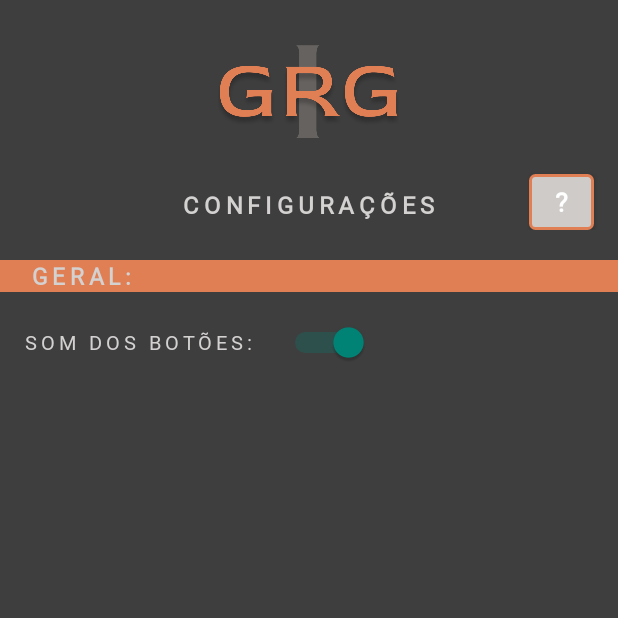
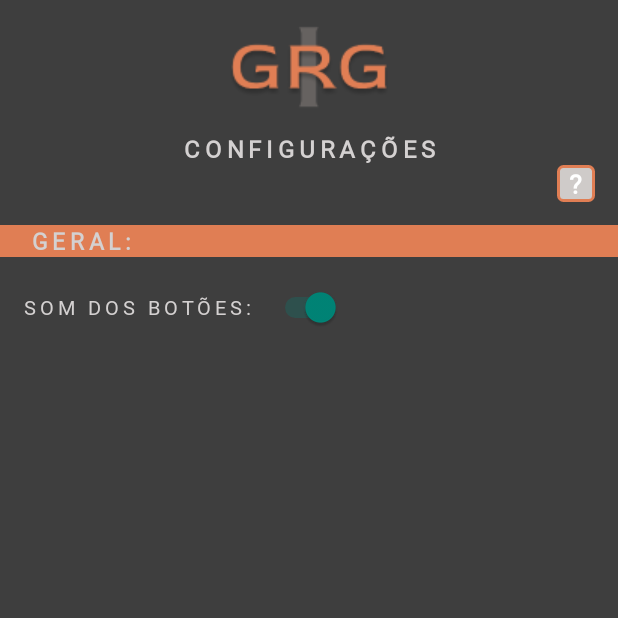
Before and after one commit to PedroKBarros/RPG_CL_Project, an Android app: the ConfiguracaoAppActivity screen opened directly, with no data from a screen before it, on a phone screen of 412 x 824 dp, the top half of it. Run offline under Robolectric (Android 15) with nearby library versions, the phone set to English and light mode, and no system bars.

Commit message:
Alterados layouts activity_configuracao e cabecalho_completo_telas_fora_jogo para que elas sejam compativeis com as diferentes dimensoes de telas dos dispositivos.

```diff
--- a/app/src/main/java/usuario/app/rpg_cl_project/ConfiguracaoAppActivity.java
+++ b/app/src/main/java/usuario/app/rpg_cl_project/ConfiguracaoAppActivity.java
@@ -9,6 +9,7 @@ import android.database.sqlite.SQLiteDatabase;
 import android.os.Bundle;
 import android.view.View;
 import android.widget.Button;
+import android.widget.LinearLayout;
 import android.widget.Switch;
 import android.widget.TextView;
 import android.widget.Toast;
@@ -33,13 +34,11 @@ public class ConfiguracaoAppActivity extends AppCompatActivity {
         setContentView(R.layout.activity_configuracao_app);
 
         switchConfigSomBotoes = (Switch) findViewById(R.id.swt_som_botoes);
-        ConstraintLayout header = (ConstraintLayout) findViewById(
-                                                                R.id.complete_header_out_play);
-        TextView headerTitle = (TextView) header.getViewById(R.id.txt_titulo_cabecalho);
+        TextView headerTitle = (TextView) findViewById(R.id.txt_titulo_cabecalho);
         headerTitle.setText("CONFIGURAÇÕES");
-        Button buttonHelp = (Button) header.getViewById(R.id.bt_ajuda_cabecalho);
+        TextView txtHelp = (TextView) findViewById(R.id.txt_ajuda_cabecalho);
 
-        buttonHelp.setOnClickListener(new View.OnClickListener(){
+        txtHelp.setOnClickListener(new View.OnClickListener(){
             @Override
             public void onClick(View v){
                 AlertDialog.Builder helpAlert = new AlertDialog.Builder(ConfiguracaoAppActivity.this);
--- a/app/src/main/res/layout/activity_configuracao_app.xml
+++ b/app/src/main/res/layout/activity_configuracao_app.xml
@@ -1,26 +1,27 @@
-<?xml version="1.0" encoding="utf-8"?>
-<LinearLayout xmlns:android="http://schemas.android.com/apk/res/android"
-    xmlns:app="http://schemas.android.com/apk/res-auto"
-    xmlns:tools="http://schemas.android.com/tools"
-    android:orientation="vertical"
+<ScrollView xmlns:android="http://schemas.android.com/apk/res/android"
     android:layout_width="match_parent"
     android:layout_height="match_parent"
-    android:background="@color/cor_fundo_activitys"
-    android:gravity="center_horizontal">
+    android:background="@color/cor_fundo_activitys">
+
+    <LinearLayout
+        android:layout_width="match_parent"
+        android:layout_height="match_parent"
+        android:orientation="vertical" >
 
     <include layout="@layout/cabecalho_completo_telas_fora_jogo" />
 
-
-    <ScrollView
-        android:layout_width="match_parent"
-        android:layout_height="match_parent"
-        android:background="@color/cor_fundo_activitys"
-        tools:context=".ConfiguracaoAppActivity">
-
-        <androidx.constraintlayout.widget.ConstraintLayout
+        <TextView
+            android:id="@+id/textView"
             android:layout_width="match_parent"
-            android:layout_height="match_parent"
-            android:paddingTop="20dp">
+            android:layout_height="wrap_content"
+            android:background="@color/cor_laranja_tematica"
+            android:fontFamily="@font/red_rose"
+            android:letterSpacing="0.2"
+            android:text="   GERAL:"
+            android:textAlignment="textStart"
+            android:textColor="@color/segunda_cor_texto"
+            android:textSize="15sp"
+            android:textStyle="bold" />
 
             <Switch
                 android:id="@+id/swt_som_botoes"
@@ -28,37 +29,13 @@
                 android:layout_height="wrap_content"
                 android:checked="true"
                 android:layout_marginTop="20dp"
+                android:layout_marginLeft="15dp"
                 android:fontFamily="@font/red_rose"
                 android:letterSpacing="0.2"
-                android:switchMinWidth="60dp"
-                android:switchPadding="18dp"
-                android:text="SOM DOS BOTÕES:"
+                android:text="SOM DOS BOTÕES:  "
                 android:textAlignment="textEnd"
                 android:textColor="@color/segunda_cor_texto"
-                android:textSize="13sp"
-                app:layout_constraintEnd_toEndOf="parent"
-                app:layout_constraintHorizontal_bias="0.089"
-                app:layout_constraintStart_toStartOf="parent"
-                app:layout_constraintTop_toBottomOf="@+id/textView" />
+                android:textSize="13sp" />
 
-            <TextView
-                android:id="@+id/textView"
-                android:layout_width="412dp"
-                android:layout_height="wrap_content"
-                android:background="@color/cor_laranja_tematica"
-                android:fontFamily="@font/red_rose"
-                android:letterSpacing="0.2"
-                android:text="   GERAL:"
-                android:textAlignment="textStart"
-                android:textColor="@color/segunda_cor_texto"
-                android:textSize="15sp"
-                android:textStyle="bold"
-                app:layout_constraintEnd_toEndOf="parent"
-                app:layout_constraintHorizontal_bias="1.0"
-                app:layout_constraintStart_toStartOf="parent"
-                app:layout_constraintTop_toTopOf="parent" />
-
-
-        </androidx.constraintlayout.widget.ConstraintLayout>
-    </ScrollView>
 </LinearLayout>
+</ScrollView>
--- a/app/src/main/res/layout/cabecalho_completo_telas_fora_jogo.xml
+++ b/app/src/main/res/layout/cabecalho_completo_telas_fora_jogo.xml
@@ -1,63 +1,43 @@
 <?xml version="1.0" encoding="utf-8"?>
-<androidx.constraintlayout.widget.ConstraintLayout xmlns:android="http://schemas.android.com/apk/res/android"
-    xmlns:app="http://schemas.android.com/apk/res-auto"
-    xmlns:tools="http://schemas.android.com/tools"
+<LinearLayout xmlns:android="http://schemas.android.com/apk/res/android"
     android:layout_width="match_parent"
     android:layout_height="wrap_content"
+    android:orientation="vertical"
     android:background="@color/cor_fundo_activitys"
     android:id="@+id/complete_header_out_play">
 
     <ImageView
         android:id="@+id/image_logo"
-        android:layout_width="227dp"
-        android:layout_height="112dp"
-        android:paddingLeft="20dp"
-        android:paddingTop="30dp"
-        android:paddingRight="20dp"
-        android:paddingBottom="20dp"
-        android:src="@drawable/logo"
-        app:layout_constraintBottom_toBottomOf="parent"
-        app:layout_constraintEnd_toEndOf="parent"
-        app:layout_constraintHorizontal_bias="0.497"
-        app:layout_constraintStart_toStartOf="parent"
-        app:layout_constraintTop_toTopOf="parent"
-        app:layout_constraintVertical_bias="0.0" />
+        android:layout_width="wrap_content"
+        android:layout_height="wrap_content"
+        android:src="@drawable/logo_cabecalho"
+        android:layout_gravity="center_horizontal" />
 
     <TextView
         android:id="@+id/txt_titulo_cabecalho"
-        android:layout_width="262dp"
-        android:layout_height="28dp"
-        android:layout_marginTop="4dp"
-        android:layout_marginEnd="12dp"
+        android:layout_width="match_parent"
+        android:layout_height="wrap_content"
         android:fontFamily="@font/red_rose"
         android:letterSpacing="0.2"
         android:text="TITULO"
         android:textAlignment="center"
         android:textColor="@color/segunda_cor_texto"
         android:textSize="16sp"
-        android:textStyle="bold"
-        app:layout_constraintBottom_toBottomOf="parent"
-        app:layout_constraintEnd_toStartOf="@+id/bt_ajuda_cabecalho"
-        app:layout_constraintHorizontal_bias="0.948"
-        app:layout_constraintStart_toStartOf="parent"
-        app:layout_constraintTop_toBottomOf="@+id/image_logo"
-        app:layout_constraintVertical_bias="1.0" />
+        android:textStyle="bold" />
 
-    <Button
-        android:id="@+id/bt_ajuda_cabecalho"
-        android:layout_width="43dp"
-        android:layout_height="37dp"
-        android:layout_marginTop="4dp"
-        android:layout_marginEnd="16dp"
+        <TextView
+            android:id="@+id/txt_ajuda_cabecalho"
+            android:layout_width="wrap_content"
+            android:layout_height="wrap_content"
             android:background="@drawable/botao"
             android:fontFamily="@font/red_rose"
             android:letterSpacing="0.2"
-        android:text="\?"
+            android:text="\ ? "
             android:textColor="@color/white"
             android:textSize="18sp"
             android:textStyle="bold"
-        app:layout_constraintBottom_toBottomOf="parent"
-        app:layout_constraintEnd_toEndOf="parent"
-        app:layout_constraintTop_toBottomOf="@+id/image_logo" />
+            android:layout_gravity="end"
+            android:layout_marginRight="15dp"
+            android:layout_marginBottom="15dp"/>
 
-</androidx.constraintlayout.widget.ConstraintLayout>
+</LinearLayout>
```
Lines whose indentation alone changed are shown as unchanged.
